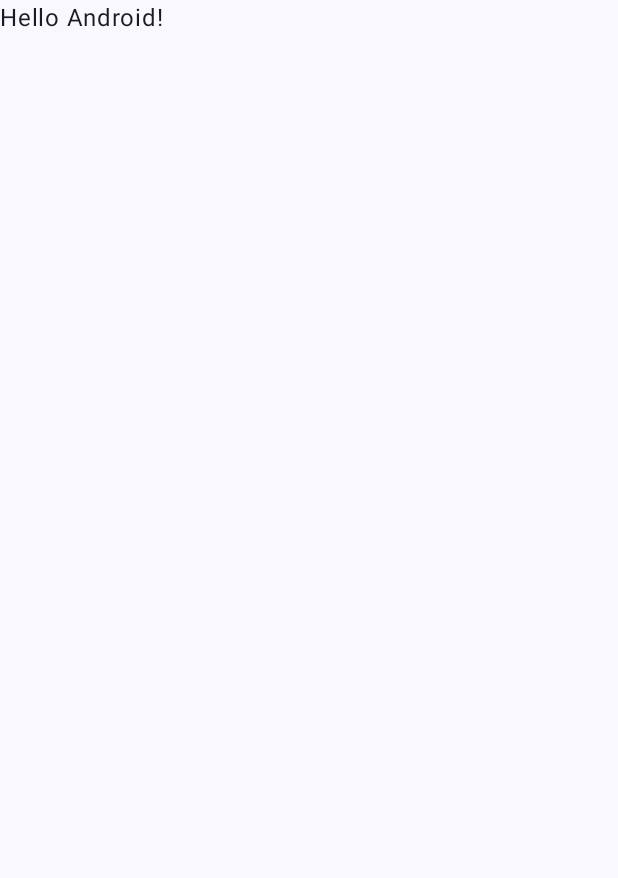
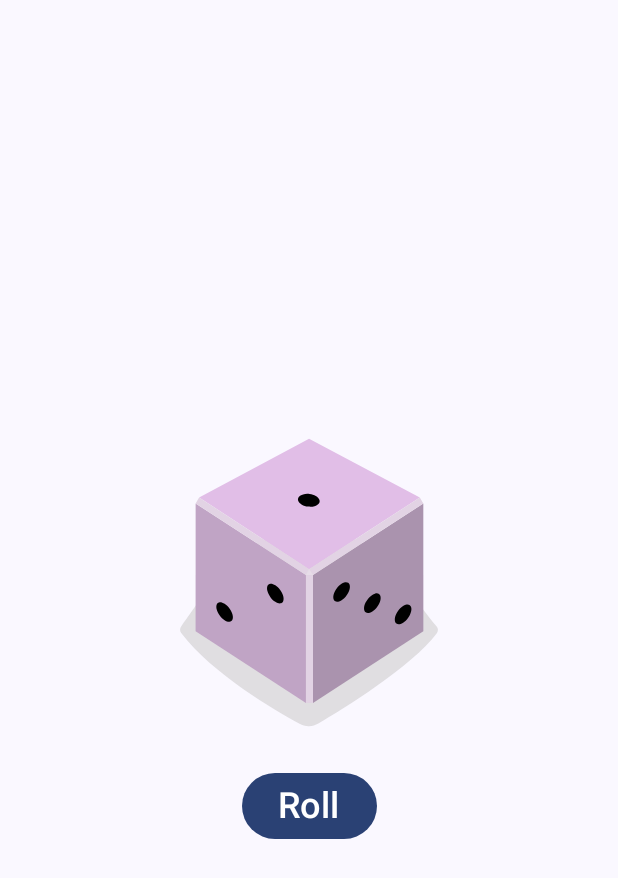
Before and after one commit to Sajeewamalith/Dice_Roller_App, an Android app built with Jetpack Compose: the screen it shows after launch (MainActivity), on a phone screen of 412 x 824 dp. Before the commit the part shown is almost empty. Shown: the top 878 px of the screen. Run offline under Robolectric (Android 15) with nearby library versions, the phone set to English and light mode, and no system bars.

Commit message:
complete dice roll app

```diff
--- a/app/build.gradle.kts
+++ b/app/build.gradle.kts
@@ -6,7 +6,7 @@
 
 android {
     namespace = "com.example.diceroller"
-    compileSdk = 34
+    compileSdk = 35
 
     defaultConfig {
         applicationId = "com.example.diceroller"
--- a/app/src/main/java/com/example/diceroller/MainActivity.kt
+++ b/app/src/main/java/com/example/diceroller/MainActivity.kt
@@ -4,13 +4,24 @@
 import androidx.activity.ComponentActivity
 import androidx.activity.compose.setContent
 import androidx.activity.enableEdgeToEdge
+import androidx.compose.foundation.Image
+import androidx.compose.foundation.layout.Arrangement
+import androidx.compose.foundation.layout.Column
 import androidx.compose.foundation.layout.fillMaxSize
-import androidx.compose.foundation.layout.padding
-import androidx.compose.material3.Scaffold
+import androidx.compose.material3.Button
+import androidx.compose.material3.MaterialTheme
+import androidx.compose.material3.Surface
 import androidx.compose.material3.Text
 import androidx.compose.runtime.Composable
-import androidx.compose.ui.Modifier
+import androidx.compose.runtime.getValue
+import androidx.compose.runtime.mutableIntStateOf
+import androidx.compose.runtime.remember
+import androidx.compose.runtime.setValue
+import androidx.compose.ui.Alignment
+import androidx.compose.ui.res.painterResource
+import androidx.compose.ui.res.stringResource
 import androidx.compose.ui.tooling.preview.Preview
+import androidx.compose.ui.unit.sp
 import com.example.diceroller.ui.theme.DiceRollerTheme
 
 class MainActivity : ComponentActivity() {
@@ -19,29 +30,54 @@
         enableEdgeToEdge()
         setContent {
             DiceRollerTheme {
-                Scaffold(modifier = Modifier.fillMaxSize()) { innerPadding ->
-                    Greeting(
-                        name = "Android",
-                        modifier = Modifier.padding(innerPadding)
-                    )
-                }
+               Surface(
+                   modifier = androidx.compose.ui.Modifier.fillMaxSize(),
+                   color = MaterialTheme.colorScheme.background
+               ) {
+                   DiceRollerApp()
+               }
             }
         }
     }
 }
 
+@Preview
 @Composable
-fun Greeting(name: String, modifier: Modifier = Modifier) {
-    Text(
-        text = "Hello $name!",
-        modifier = modifier
-    )
+fun DiceRollerApp(){
+     DiceWithButtonAndImage(
+         modifier = androidx.compose.ui.Modifier
+        // .fillMaxSize()
+        // .wrapContentSize(Alignment.Center)
+     )
 }
 
-@Preview(showBackground = true)
+
 @Composable
-fun GreetingPreview() {
-    DiceRollerTheme {
-        Greeting("Android")
+fun DiceWithButtonAndImage(modifier: androidx.compose.ui.Modifier.Companion = androidx.compose.ui.Modifier) {
+    var result by remember { mutableIntStateOf(1) }
+    val imageResource = when (result) {
+        1 -> R.drawable.dice_1
+        2 -> R.drawable.dice_2
+        3 -> R.drawable.dice_3
+        4 -> R.drawable.dice_4
+        5 -> R.drawable.dice_5
+        else -> R.drawable.dice_6
     }
+
+      Column (modifier = modifier,
+          horizontalAlignment = Alignment.CenterHorizontally,
+          verticalArrangement = Arrangement.Center
+
+      ){
+          Image(
+              painter = painterResource(imageResource),
+              contentDescription = result.toString()
+          )
+
+
+
+          Button(onClick = { result = (1..6).random() }) {
+              Text(stringResource(R.string.roll), fontSize = 24.sp)
+          }
+      }
 }
--- /dev/null
+++ b/app/src/main/res/drawable/dice_1.xml
@@ -0,0 +1,66 @@
+<!--
+  ~ Copyright 2022, The Android Open Source Project
+  ~
+  ~ Licensed under the Apache License, Version 2.0 (the "License");
+  ~ you may not use this file except in compliance with the License.
+  ~ You may obtain a copy of the License at
+  ~
+  ~     http://www.apache.org/licenses/LICENSE-2.0
+  ~
+  ~ Unless required by applicable law or agreed to in writing, software
+  ~ distributed under the License is distributed on an "AS IS" BASIS,
+  ~ WITHOUT WARRANTIES OR CONDITIONS OF ANY KIND, either express or implied.
+  ~ See the License for the specific language governing permissions and
+  ~ limitations under the License.
+  -->
+
+<vector xmlns:android="http://schemas.android.com/apk/res/android"
+    android:width="200dp"
+    android:height="250dp"
+    android:viewportWidth="800"
+    android:viewportHeight="1000">
+    <path
+        android:fillAlpha="0.5"
+        android:fillColor="#C5C4C4"
+        android:pathData="M740.8,635.42c-68.27,90.47 -249.77,201.76 -316,240.63a50.7,50.7 0,0 1,-49.93 0.81c-64.19,-35 -234.09,-133.88 -315.65,-242a14.69,14.69 0,0 1,-0.12 -17.49c77.58,-106.29 159.67,-258.89 341.06,-258.89 182,0 242.19,139.08 340.27,258.88A14.62,14.62 0,0 1,740.8 635.42Z"
+        android:strokeAlpha="0.5" />
+    <path
+        android:fillColor="#AA93AE"
+        android:pathData="M704.9,630l-294.29,191.06l0,-340.85l294.29,-191.06l0,340.85z" />
+    <path
+        android:fillColor="#C0A4C5"
+        android:pathData="M97.59,630l294.29,191.06l0,-340.85l-294.29,-191.06l0,340.85z" />
+    <path
+        android:fillColor="#E1BEE7"
+        android:pathData="M400.14,464.73l-293.19,-191.45l293.19,-156.31l295.39,156.31l-295.39,191.45z" />
+    <path
+        android:fillColor="#E2D3E4"
+        android:pathData="M106.95,273.28l-9.36,15.87l294.29,191.06l8.26,-15.48l-293.19,-191.45z" />
+    <path
+        android:fillColor="#E2D3E4"
+        android:pathData="M695.53,273.28l9.37,15.87l-294.29,191.06l-10.47,-15.48l295.39,-191.45z" />
+    <path
+        android:fillColor="#E2D3E4"
+        android:pathData="M391.88,480.21h18.73v340.85h-18.73z" />
+    <path
+        android:fillColor="#E7DCE8"
+        android:pathData="M400.14,464.73l-8.26,15.48l18.73,0l-10.47,-15.48z" />
+    <path
+        android:fillColor="#000000"
+        android:pathData="M397.45,297.62a16.9,28.71 97.07,1 0,4.16 -33.54a16.9,28.71 97.07,1 0,-4.16 33.54z" />
+    <path
+        android:fillColor="#000000"
+        android:pathData="M297.17,539.02a30.12,16.11 53.82,1 0,26.01 -19.02a30.12,16.11 53.82,1 0,-26.01 19.02z" />
+    <path
+        android:fillColor="#000000"
+        android:pathData="M161.96,588.24a30.12,16.11 53.82,1 0,26.01 -19.02a30.12,16.11 53.82,1 0,-26.01 19.02z" />
+    <path
+        android:fillColor="#000000"
+        android:pathData="M551.15,579.45a30.12,16.11 126.18,1 0,35.56 -48.62a30.12,16.11 126.18,1 0,-35.56 48.62z" />
+    <path
+        android:fillColor="#000000"
+        android:pathData="M469.12,549.58a30.12,16.11 126.18,1 0,35.56 -48.62a30.12,16.11 126.18,1 0,-35.56 48.62z" />
+    <path
+        android:fillColor="#000000"
+        android:pathData="M633.17,609.29a30.12,16.11 126.18,1 0,35.56 -48.62a30.12,16.11 126.18,1 0,-35.56 48.62z" />
+</vector>
--- /dev/null
+++ b/app/src/main/res/drawable/dice_2.xml
@@ -0,0 +1,66 @@
+<!--
+  ~ Copyright 2022, The Android Open Source Project
+  ~
+  ~ Licensed under the Apache License, Version 2.0 (the "License");
+  ~ you may not use this file except in compliance with the License.
+  ~ You may obtain a copy of the License at
+  ~
+  ~     http://www.apache.org/licenses/LICENSE-2.0
+  ~
+  ~ Unless required by applicable law or agreed to in writing, software
+  ~ distributed under the License is distributed on an "AS IS" BASIS,
+  ~ WITHOUT WARRANTIES OR CONDITIONS OF ANY KIND, either express or implied.
+  ~ See the License for the specific language governing permissions and
+  ~ limitations under the License.
+  -->
+
+<vector xmlns:android="http://schemas.android.com/apk/res/android"
+    android:width="200dp"
+    android:height="250dp"
+    android:viewportWidth="800"
+    android:viewportHeight="1000">
+    <path
+        android:fillAlpha="0.5"
+        android:fillColor="#C5C4C4"
+        android:pathData="M740.8,635.42c-68.27,90.47 -249.77,201.76 -316,240.63a50.7,50.7 0,0 1,-49.93 0.81c-64.19,-35 -234.09,-133.88 -315.65,-242a14.69,14.69 0,0 1,-0.12 -17.49c77.58,-106.29 159.67,-258.89 341.06,-258.89 182,0 242.19,139.08 340.27,258.88A14.62,14.62 0,0 1,740.8 635.42Z"
+        android:strokeAlpha="0.5" />
+    <path
+        android:fillColor="#AA93AE"
+        android:pathData="M704.9,630l-294.29,191.06l0,-340.85l294.29,-191.06l0,340.85z" />
+    <path
+        android:fillColor="#C0A4C5"
+        android:pathData="M97.59,630l294.29,191.06l0,-340.85l-294.29,-191.06l0,340.85z" />
+    <path
+        android:fillColor="#E1BEE7"
+        android:pathData="M400.14,464.73l-293.19,-191.45l293.19,-156.31l295.39,156.31l-295.39,191.45z" />
+    <path
+        android:fillColor="#E2D3E4"
+        android:pathData="M106.95,273.28l-9.36,15.87l294.29,191.06l8.26,-15.48l-293.19,-191.45z" />
+    <path
+        android:fillColor="#E2D3E4"
+        android:pathData="M695.53,273.28l9.37,15.87l-294.29,191.06l-10.47,-15.48l295.39,-191.45z" />
+    <path
+        android:fillColor="#E2D3E4"
+        android:pathData="M391.88,480.21h18.73v340.85h-18.73z" />
+    <path
+        android:fillColor="#E7DCE8"
+        android:pathData="M400.14,464.73l-8.26,15.48l18.73,0l-10.47,-15.48z" />
+    <path
+        android:fillColor="#000000"
+        android:pathData="M520.85,303.25a16.9,28.71 97.07,1 0,4.16 -33.54a16.9,28.71 97.07,1 0,-4.16 33.54z" />
+    <path
+        android:fillColor="#000000"
+        android:pathData="M273.33,291.99a16.9,28.71 97.07,1 0,4.16 -33.54a16.9,28.71 97.07,1 0,-4.16 33.54z" />
+    <path
+        android:fillColor="#000000"
+        android:pathData="M229.56,563.64a30.12,16.11 53.82,1 0,26.01 -19.02a30.12,16.11 53.82,1 0,-26.01 19.02z" />
+    <path
+        android:fillColor="#000000"
+        android:pathData="M311.58,533.77a30.12,16.11 53.82,1 0,26.01 -19.02a30.12,16.11 53.82,1 0,-26.01 19.02z" />
+    <path
+        android:fillColor="#000000"
+        android:pathData="M147.54,593.49a30.12,16.11 53.82,1 0,26.01 -19.02a30.12,16.11 53.82,1 0,-26.01 19.02z" />
+    <path
+        android:fillColor="#000000"
+        android:pathData="M551.15,579.45a30.12,16.11 126.18,1 0,35.56 -48.62a30.12,16.11 126.18,1 0,-35.56 48.62z" />
+</vector>
--- /dev/null
+++ b/app/src/main/res/drawable/dice_3.xml
@@ -0,0 +1,66 @@
+<!--
+  ~ Copyright 2022, The Android Open Source Project
+  ~
+  ~ Licensed under the Apache License, Version 2.0 (the "License");
+  ~ you may not use this file except in compliance with the License.
+  ~ You may obtain a copy of the License at
+  ~
+  ~     http://www.apache.org/licenses/LICENSE-2.0
+  ~
+  ~ Unless required by applicable law or agreed to in writing, software
+  ~ distributed under the License is distributed on an "AS IS" BASIS,
+  ~ WITHOUT WARRANTIES OR CONDITIONS OF ANY KIND, either express or implied.
+  ~ See the License for the specific language governing permissions and
+  ~ limitations under the License.
+  -->
+
+<vector xmlns:android="http://schemas.android.com/apk/res/android"
+    android:width="200dp"
+    android:height="250dp"
+    android:viewportWidth="800"
+    android:viewportHeight="1000">
+    <path
+        android:fillAlpha="0.5"
+        android:fillColor="#C5C4C4"
+        android:pathData="M740.8,635.42c-68.27,90.47 -249.77,201.76 -316,240.63a50.7,50.7 0,0 1,-49.93 0.81c-64.19,-35 -234.09,-133.88 -315.65,-242a14.69,14.69 0,0 1,-0.12 -17.49c77.58,-106.29 159.67,-258.89 341.06,-258.89 182,0 242.19,139.08 340.27,258.88A14.62,14.62 0,0 1,740.8 635.42Z"
+        android:strokeAlpha="0.5" />
+    <path
+        android:fillColor="#AA93AE"
+        android:pathData="M704.9,630l-294.29,191.06l0,-340.85l294.29,-191.06l0,340.85z" />
+    <path
+        android:fillColor="#C0A4C5"
+        android:pathData="M97.59,630l294.29,191.06l0,-340.85l-294.29,-191.06l0,340.85z" />
+    <path
+        android:fillColor="#E1BEE7"
+        android:pathData="M400.14,464.73l-293.19,-191.45l293.19,-156.31l295.39,156.31l-295.39,191.45z" />
+    <path
+        android:fillColor="#E2D3E4"
+        android:pathData="M106.95,273.28l-9.36,15.87l294.29,191.06l8.26,-15.48l-293.19,-191.45z" />
+    <path
+        android:fillColor="#E2D3E4"
+        android:pathData="M695.53,273.28l9.37,15.87l-294.29,191.06l-10.47,-15.48l295.39,-191.45z" />
+    <path
+        android:fillColor="#E2D3E4"
+        android:pathData="M391.88,480.21h18.73v340.85h-18.73z" />
+    <path
+        android:fillColor="#E7DCE8"
+        android:pathData="M400.14,464.73l-8.26,15.48l18.73,0l-10.47,-15.48z" />
+    <path
+        android:fillColor="#000000"
+        android:pathData="M398.11,297.62a16.9,28.71 97.07,1 0,4.16 -33.54a16.9,28.71 97.07,1 0,-4.16 33.54z" />
+    <path
+        android:fillColor="#000000"
+        android:pathData="M548.27,304.46a16.9,28.71 97.07,1 0,4.16 -33.54a16.9,28.71 97.07,1 0,-4.16 33.54z" />
+    <path
+        android:fillColor="#000000"
+        android:pathData="M247.95,290.79a16.9,28.71 97.07,1 0,4.16 -33.54a16.9,28.71 97.07,1 0,-4.16 33.54z" />
+    <path
+        android:fillColor="#000000"
+        android:pathData="M229.56,563.64a30.12,16.11 53.82,1 0,26.01 -19.02a30.12,16.11 53.82,1 0,-26.01 19.02z" />
+    <path
+        android:fillColor="#000000"
+        android:pathData="M483.54,554.83a30.12,16.11 126.18,1 0,35.56 -48.62a30.12,16.11 126.18,1 0,-35.56 48.62z" />
+    <path
+        android:fillColor="#000000"
+        android:pathData="M618.75,604.04a30.12,16.11 126.18,1 0,35.56 -48.62a30.12,16.11 126.18,1 0,-35.56 48.62z" />
+</vector>
--- /dev/null
+++ b/app/src/main/res/drawable/dice_4.xml
@@ -0,0 +1,69 @@
+<!--
+  ~ Copyright 2022, The Android Open Source Project
+  ~
+  ~ Licensed under the Apache License, Version 2.0 (the "License");
+  ~ you may not use this file except in compliance with the License.
+  ~ You may obtain a copy of the License at
+  ~
+  ~     http://www.apache.org/licenses/LICENSE-2.0
+  ~
+  ~ Unless required by applicable law or agreed to in writing, software
+  ~ distributed under the License is distributed on an "AS IS" BASIS,
+  ~ WITHOUT WARRANTIES OR CONDITIONS OF ANY KIND, either express or implied.
+  ~ See the License for the specific language governing permissions and
+  ~ limitations under the License.
+  -->
+
+<vector xmlns:android="http://schemas.android.com/apk/res/android"
+    android:width="200dp"
+    android:height="250dp"
+    android:viewportWidth="800"
+    android:viewportHeight="1000">
+    <path
+        android:fillAlpha="0.5"
+        android:fillColor="#C5C4C4"
+        android:pathData="M740.8,635.42c-68.27,90.47 -249.77,201.76 -316,240.63a50.7,50.7 0,0 1,-49.93 0.81c-64.19,-35 -234.09,-133.88 -315.65,-242a14.69,14.69 0,0 1,-0.12 -17.49c77.58,-106.29 159.67,-258.89 341.06,-258.89 182,0 242.19,139.08 340.27,258.88A14.62,14.62 0,0 1,740.8 635.42Z"
+        android:strokeAlpha="0.5" />
+    <path
+        android:fillColor="#AA93AE"
+        android:pathData="M704.9,630l-294.29,191.06l0,-340.85l294.29,-191.06l0,340.85z" />
+    <path
+        android:fillColor="#C0A4C5"
+        android:pathData="M97.59,630l294.29,191.06l0,-340.85l-294.29,-191.06l0,340.85z" />
+    <path
+        android:fillColor="#E1BEE7"
+        android:pathData="M400.14,464.73l-293.19,-191.45l293.19,-156.31l295.39,156.31l-295.39,191.45z" />
+    <path
+        android:fillColor="#E2D3E4"
+        android:pathData="M106.95,273.28l-9.36,15.87l294.29,191.06l8.26,-15.48l-293.19,-191.45z" />
+    <path
+        android:fillColor="#E2D3E4"
+        android:pathData="M695.53,273.28l9.37,15.87l-294.29,191.06l-10.47,-15.48l295.39,-191.45z" />
+    <path
+        android:fillColor="#E2D3E4"
+        android:pathData="M391.88,480.21h18.73v340.85h-18.73z" />
+    <path
+        android:fillColor="#E7DCE8"
+        android:pathData="M400.14,464.73l-8.26,15.48l18.73,0l-10.47,-15.48z" />
+    <path
+        android:fillColor="#000000"
+        android:pathData="M530.08,303.65a16.9,28.71 97.07,1 0,4.16 -33.54a16.9,28.71 97.07,1 0,-4.16 33.54z" />
+    <path
+        android:fillColor="#000000"
+        android:pathData="M389.68,218.17a16.9,28.71 97.07,1 0,4.16 -33.54a16.9,28.71 97.07,1 0,-4.16 33.54z" />
+    <path
+        android:fillColor="#000000"
+        android:pathData="M405.35,377.09a16.9,28.71 97.07,1 0,4.16 -33.54a16.9,28.71 97.07,1 0,-4.16 33.54z" />
+    <path
+        android:fillColor="#000000"
+        android:pathData="M264.95,291.6a16.9,28.71 97.07,1 0,4.16 -33.54a16.9,28.71 97.07,1 0,-4.16 33.54z" />
+    <path
+        android:fillColor="#000000"
+        android:pathData="M297.17,541.59a30.12,16.11 53.82,1 0,26.01 -19.02a30.12,16.11 53.82,1 0,-26.01 19.02z" />
+    <path
+        android:fillColor="#000000"
+        android:pathData="M161.96,590.81a30.12,16.11 53.82,1 0,26.01 -19.02a30.12,16.11 53.82,1 0,-26.01 19.02z" />
+    <path
+        android:fillColor="#000000"
+        android:pathData="M551.15,579.45a30.12,16.11 126.18,1 0,35.56 -48.62a30.12,16.11 126.18,1 0,-35.56 48.62z" />
+</vector>
--- /dev/null
+++ b/app/src/main/res/drawable/dice_5.xml
@@ -0,0 +1,75 @@
+<!--
+  ~ Copyright 2022, The Android Open Source Project
+  ~
+  ~ Licensed under the Apache License, Version 2.0 (the "License");
+  ~ you may not use this file except in compliance with the License.
+  ~ You may obtain a copy of the License at
+  ~
+  ~     http://www.apache.org/licenses/LICENSE-2.0
+  ~
+  ~ Unless required by applicable law or agreed to in writing, software
+  ~ distributed under the License is distributed on an "AS IS" BASIS,
+  ~ WITHOUT WARRANTIES OR CONDITIONS OF ANY KIND, either express or implied.
+  ~ See the License for the specific language governing permissions and
+  ~ limitations under the License.
+  -->
+
+<vector xmlns:android="http://schemas.android.com/apk/res/android"
+    android:width="200dp"
+    android:height="250dp"
+    android:viewportWidth="800"
+    android:viewportHeight="1000">
+    <path
+        android:fillAlpha="0.5"
+        android:fillColor="#C5C4C4"
+        android:pathData="M740.8,635.42c-68.27,90.47 -249.77,201.76 -316,240.63a50.7,50.7 0,0 1,-49.93 0.81c-64.19,-35 -234.09,-133.88 -315.65,-242a14.69,14.69 0,0 1,-0.12 -17.49c77.58,-106.29 159.67,-258.89 341.06,-258.89 182,0 242.19,139.08 340.27,258.88A14.62,14.62 0,0 1,740.8 635.42Z"
+        android:strokeAlpha="0.5" />
+    <path
+        android:fillColor="#AA93AE"
+        android:pathData="M704.9,630l-294.29,191.06l0,-340.85l294.29,-191.06l0,340.85z" />
+    <path
+        android:fillColor="#C0A4C5"
+        android:pathData="M97.59,630l294.29,191.06l0,-340.85l-294.29,-191.06l0,340.85z" />
+    <path
+        android:fillColor="#E1BEE7"
+        android:pathData="M400.14,464.73l-293.19,-191.45l293.19,-156.31l295.39,156.31l-295.39,191.45z" />
+    <path
+        android:fillColor="#E2D3E4"
+        android:pathData="M106.95,273.28l-9.36,15.87l294.29,191.06l8.26,-15.48l-293.19,-191.45z" />
+    <path
+        android:fillColor="#E2D3E4"
+        android:pathData="M695.53,273.28l9.37,15.87l-294.29,191.06l-10.47,-15.48l295.39,-191.45z" />
+    <path
+        android:fillColor="#E2D3E4"
+        android:pathData="M391.88,480.21h18.73v340.85h-18.73z" />
+    <path
+        android:fillColor="#E7DCE8"
+        android:pathData="M400.14,464.73l-8.26,15.48l18.73,0l-10.47,-15.48z" />
+    <path
+        android:fillColor="#000000"
+        android:pathData="M397.05,297.63a16.9,28.71 97.07,1 0,4.16 -33.54a16.9,28.71 97.07,1 0,-4.16 33.54z" />
+    <path
+        android:fillColor="#000000"
+        android:pathData="M547.21,304.45a16.9,28.71 97.07,1 0,4.16 -33.54a16.9,28.71 97.07,1 0,-4.16 33.54z" />
+    <path
+        android:fillColor="#000000"
+        android:pathData="M388.17,207.62a16.9,28.71 97.07,1 0,4.16 -33.54a16.9,28.71 97.07,1 0,-4.16 33.54z" />
+    <path
+        android:fillColor="#000000"
+        android:pathData="M405.93,387.62a16.9,28.71 97.07,1 0,4.16 -33.54a16.9,28.71 97.07,1 0,-4.16 33.54z" />
+    <path
+        android:fillColor="#000000"
+        android:pathData="M246.89,290.79a16.9,28.71 97.07,1 0,4.16 -33.54a16.9,28.71 97.07,1 0,-4.16 33.54z" />
+    <path
+        android:fillColor="#000000"
+        android:pathData="M229.56,563.64a30.12,16.11 53.82,1 0,26.01 -19.02a30.12,16.11 53.82,1 0,-26.01 19.02z" />
+    <path
+        android:fillColor="#000000"
+        android:pathData="M551.15,579.45a30.12,16.11 126.18,1 0,35.56 -48.62a30.12,16.11 126.18,1 0,-35.56 48.62z" />
+    <path
+        android:fillColor="#000000"
+        android:pathData="M469.12,549.58a30.12,16.11 126.18,1 0,35.56 -48.62a30.12,16.11 126.18,1 0,-35.56 48.62z" />
+    <path
+        android:fillColor="#000000"
+        android:pathData="M633.17,609.29a30.12,16.11 126.18,1 0,35.56 -48.62a30.12,16.11 126.18,1 0,-35.56 48.62z" />
+</vector>
--- /dev/null
+++ b/app/src/main/res/drawable/dice_6.xml
@@ -0,0 +1,81 @@
+<!--
+  ~ Copyright 2022, The Android Open Source Project
+  ~
+  ~ Licensed under the Apache License, Version 2.0 (the "License");
+  ~ you may not use this file except in compliance with the License.
+  ~ You may obtain a copy of the License at
+  ~
+  ~     http://www.apache.org/licenses/LICENSE-2.0
+  ~
+  ~ Unless required by applicable law or agreed to in writing, software
+  ~ distributed under the License is distributed on an "AS IS" BASIS,
+  ~ WITHOUT WARRANTIES OR CONDITIONS OF ANY KIND, either express or implied.
+  ~ See the License for the specific language governing permissions and
+  ~ limitations under the License.
+  -->
+
+<vector xmlns:android="http://schemas.android.com/apk/res/android"
+    android:width="200dp"
+    android:height="250dp"
+    android:viewportWidth="800"
+    android:viewportHeight="1000">
+    <path
+        android:fillAlpha="0.5"
+        android:fillColor="#C5C4C4"
+        android:pathData="M740.8,635.42c-68.27,90.47 -249.77,201.76 -316,240.63a50.7,50.7 0,0 1,-49.93 0.81c-64.19,-35 -234.09,-133.88 -315.65,-242a14.69,14.69 0,0 1,-0.12 -17.49c77.58,-106.29 159.67,-258.89 341.06,-258.89 182,0 242.19,139.08 340.27,258.88A14.62,14.62 0,0 1,740.8 635.42Z"
+        android:strokeAlpha="0.5" />
+    <path
+        android:fillColor="#AA93AE"
+        android:pathData="M704.9,630l-294.29,191.06l0,-340.85l294.29,-191.06l0,340.85z" />
+    <path
+        android:fillColor="#C0A4C5"
+        android:pathData="M97.59,630l294.29,191.06l0,-340.85l-294.29,-191.06l0,340.85z" />
+    <path
+        android:fillColor="#E1BEE7"
+        android:pathData="M400.14,464.73l-293.19,-191.45l293.19,-156.31l295.39,156.31l-295.39,191.45z" />
+    <path
+        android:fillColor="#E2D3E4"
+        android:pathData="M106.95,273.28l-9.36,15.87l294.29,191.06l8.26,-15.48l-293.19,-191.45z" />
+    <path
+        android:fillColor="#E2D3E4"
+        android:pathData="M695.53,273.28l9.37,15.87l-294.29,191.06l-10.47,-15.48l295.39,-191.45z" />
+    <path
+        android:fillColor="#E2D3E4"
+        android:pathData="M391.88,480.21h18.73v340.85h-18.73z" />
+    <path
+        android:fillColor="#E7DCE8"
+        android:pathData="M400.14,464.73l-8.26,15.48l18.73,0l-10.47,-15.48z" />
+    <path
+        android:fillColor="#000000"
+        android:pathData="M326.53,254.89a16.9,28.71 97.07,1 0,4.16 -33.54a16.9,28.71 97.07,1 0,-4.16 33.54z" />
+    <path
+        android:fillColor="#000000"
+        android:pathData="M537.57,298.78a16.9,28.71 97.07,1 0,4.16 -33.54a16.9,28.71 97.07,1 0,-4.16 33.54z" />
+    <path
+        android:fillColor="#000000"
+        android:pathData="M397.17,213.3a16.9,28.71 97.07,1 0,4.16 -33.54a16.9,28.71 97.07,1 0,-4.16 33.54z" />
+    <path
+        android:fillColor="#000000"
+        android:pathData="M396.31,381.95a16.9,28.71 97.07,1 0,4.16 -33.54a16.9,28.71 97.07,1 0,-4.16 33.54z" />
+    <path
+        android:fillColor="#000000"
+        android:pathData="M255.91,296.47a16.9,28.71 97.07,1 0,4.16 -33.54a16.9,28.71 97.07,1 0,-4.16 33.54z" />
+    <path
+        android:fillColor="#000000"
+        android:pathData="M466.93,340.37a16.9,28.71 97.07,1 0,4.16 -33.54a16.9,28.71 97.07,1 0,-4.16 33.54z" />
+    <path
+        android:fillColor="#000000"
+        android:pathData="M230,563.64a30.12,16.11 53.82,1 0,26.01 -19.02a30.12,16.11 53.82,1 0,-26.01 19.02z" />
+    <path
+        android:fillColor="#000000"
+        android:pathData="M312.02,533.78a30.12,16.11 53.82,1 0,26.01 -19.02a30.12,16.11 53.82,1 0,-26.01 19.02z" />
+    <path
+        android:fillColor="#000000"
+        android:pathData="M147.96,593.48a30.12,16.11 53.82,1 0,26.01 -19.02a30.12,16.11 53.82,1 0,-26.01 19.02z" />
+    <path
+        android:fillColor="#000000"
+        android:pathData="M483.54,554.83a30.12,16.11 126.18,1 0,35.56 -48.62a30.12,16.11 126.18,1 0,-35.56 48.62z" />
+    <path
+        android:fillColor="#000000"
+        android:pathData="M618.75,604.04a30.12,16.11 126.18,1 0,35.56 -48.62a30.12,16.11 126.18,1 0,-35.56 48.62z" />
+</vector>
--- a/app/src/main/res/values/strings.xml
+++ b/app/src/main/res/values/strings.xml
@@ -1,3 +1,5 @@
 <resources>
     <string name="app_name">Dice Roller</string>
+
+    <string name="roll">Roll</string>
 </resources>
```
